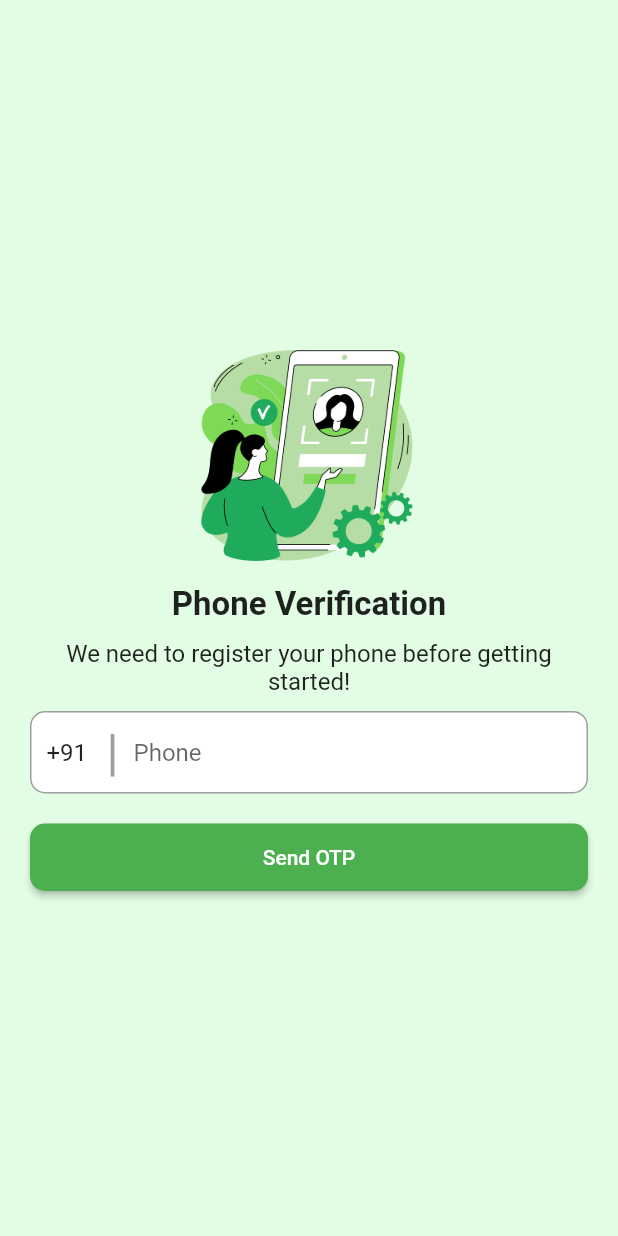
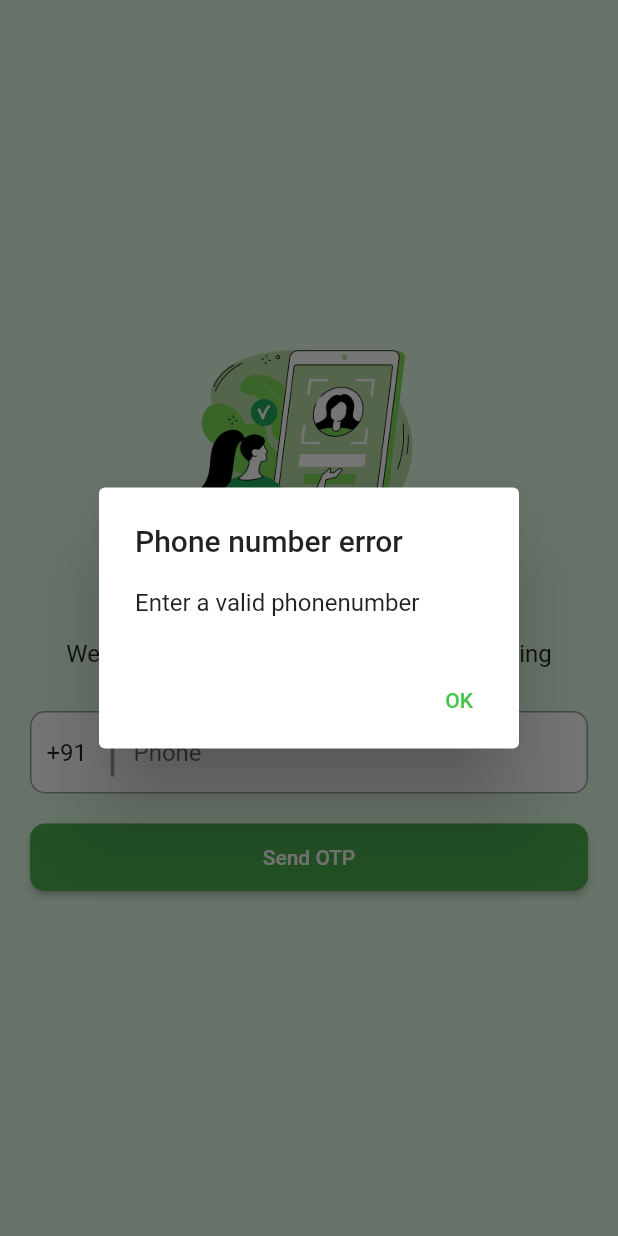
Before and after one commit to agrivator/v3-app-dart, a Flutter app: the screen it shows after launch, after a tap on "Send OTP", on a phone screen of 412 x 824 dp. Run offline on Flutter 3.47's test engine with Material 2 defaults, Android fonts, the phone set to English and light mode, and no system bars; our stand-ins replace firebase_auth, firebase_core, pinput; missing offline and left inert: otp_timer_button; accounts and stored records are empty.

Commit message:
error handling phone screen successfull

```diff
--- a/app/lib/screens/login_phone.dart
+++ b/app/lib/screens/login_phone.dart
@@ -1,7 +1,7 @@
 import 'package:app/constants/colors.dart';
 import 'package:app/service/firebase_service.dart';
 import 'package:flutter/material.dart';
-
+import '../utils/pop.dart';
 import 'otp_verification_screen.dart';
 
 class MyPhone extends StatefulWidget {
@@ -13,8 +13,8 @@ class MyPhone extends StatefulWidget {
 }
 
 class _MyPhoneState extends State<MyPhone> {
-  TextEditingController _countryController = TextEditingController();
-  TextEditingController _phoneController = TextEditingController();
+  final TextEditingController _countryController = TextEditingController();
+
   var phone = '';
   @override
   void initState() {
@@ -74,7 +74,7 @@ class _MyPhoneState extends State<MyPhone> {
                     SizedBox(
                       width: 40,
                       child: TextField(
-                        keyboardType: TextInputType.number,
+                        keyboardType: TextInputType.numberWithOptions(),
                         controller: _countryController,
                         decoration:
                             const InputDecoration(border: InputBorder.none),
@@ -89,6 +89,7 @@ class _MyPhoneState extends State<MyPhone> {
                     ),
                     Expanded(
                       child: TextField(
+
                           keyboardType: TextInputType.number,
                           onChanged: (value) {
                             phone = value;
@@ -107,15 +108,28 @@ class _MyPhoneState extends State<MyPhone> {
                 width: double.infinity,
                 child: ElevatedButton(
                   onPressed: () {
-                    String phoneNumber = _countryController.text+phone;
-                    FirebaseServices().verifyPhoneNumber(phoneNumber);
-                    // Navigator.pushNamed(context, OTPScreen.otpScreenRouteName);
+                    if (_countryController.text.isEmpty) {
+                      PopUp().popUpAlert(
+                        context,
+                        'Country Code missing',
+                        'Enter a valid contrycode',
+                      );
+                    } else if (phone.length < 10||phone.length > 10) {
+                      PopUp().popUpAlert(
+                        context,
+                        'Phone number error',
+                        'Enter a valid phonenumber',
+                      );
+                    } else {
+                      String phoneNumber = _countryController.text +phone;
+                      FirebaseServices().verifyPhoneNumber(phoneNumber);
+                      // Navigator.pushNamed(context, OTPScreen.otpScreenRouteName);
+                    }
                   },
                   style: ElevatedButton.styleFrom(
                     backgroundColor: Colors.green,
                     shape: RoundedRectangleBorder(
-                      borderRadius: BorderRadius.circular(10)
-                    ),
+                        borderRadius: BorderRadius.circular(10)),
                   ),
                   child: const Text('Send OTP'),
                 ),
--- /dev/null
+++ b/app/lib/utils/pop.dart
@@ -0,0 +1,32 @@
+import 'package:flutter/material.dart';
+
+import '../constants/colors.dart';
+
+class PopUp{
+    Future<dynamic> popUpAlert(BuildContext context,String title,String content) {
+    return showDialog(
+      context: context,
+      builder: (BuildContext context) => AlertDialog(
+        actions: [
+          TextButton(
+            onPressed: () {
+              Navigator.pop(context);
+            },
+            child: Text(
+              'OK',
+              style: TextStyle(
+                color: ConstColors().darkGreen,
+              ),
+            ),
+          )
+        ],
+        title:  Text(title),
+        content: SingleChildScrollView(
+          child: ListBody(
+            children:  [Text(content)],
+          ),
+        ),
+      ),
+    );
+  }
+}
```
Also changed, not shown: app/lib/components/pop.dart (deleted).
